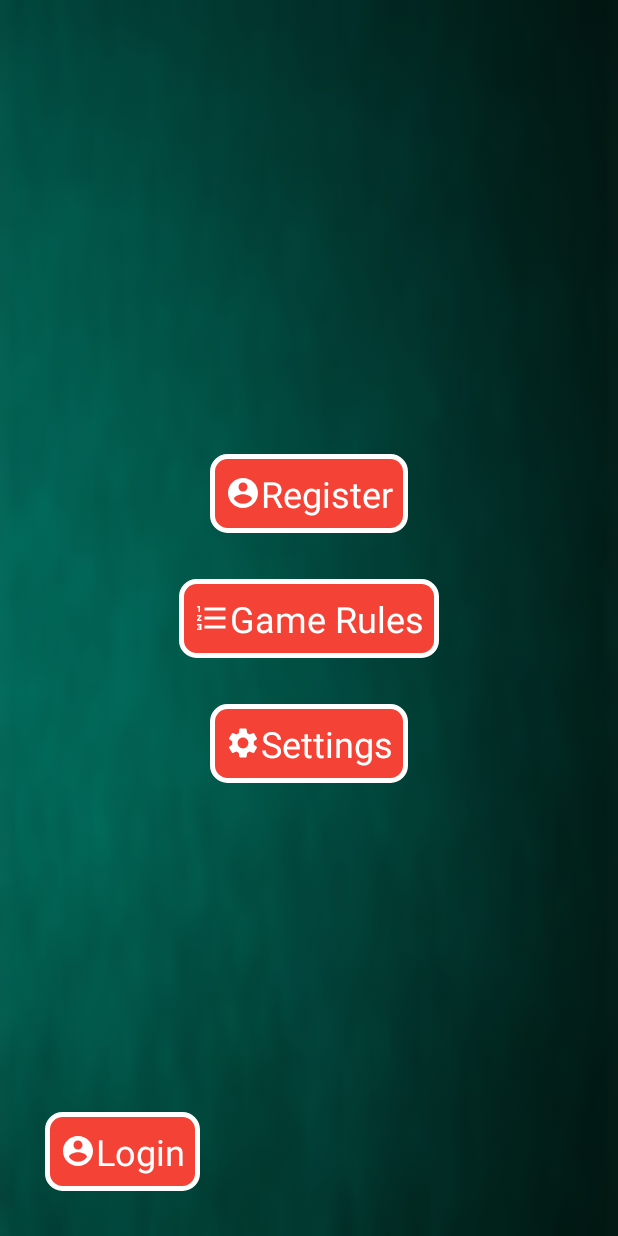
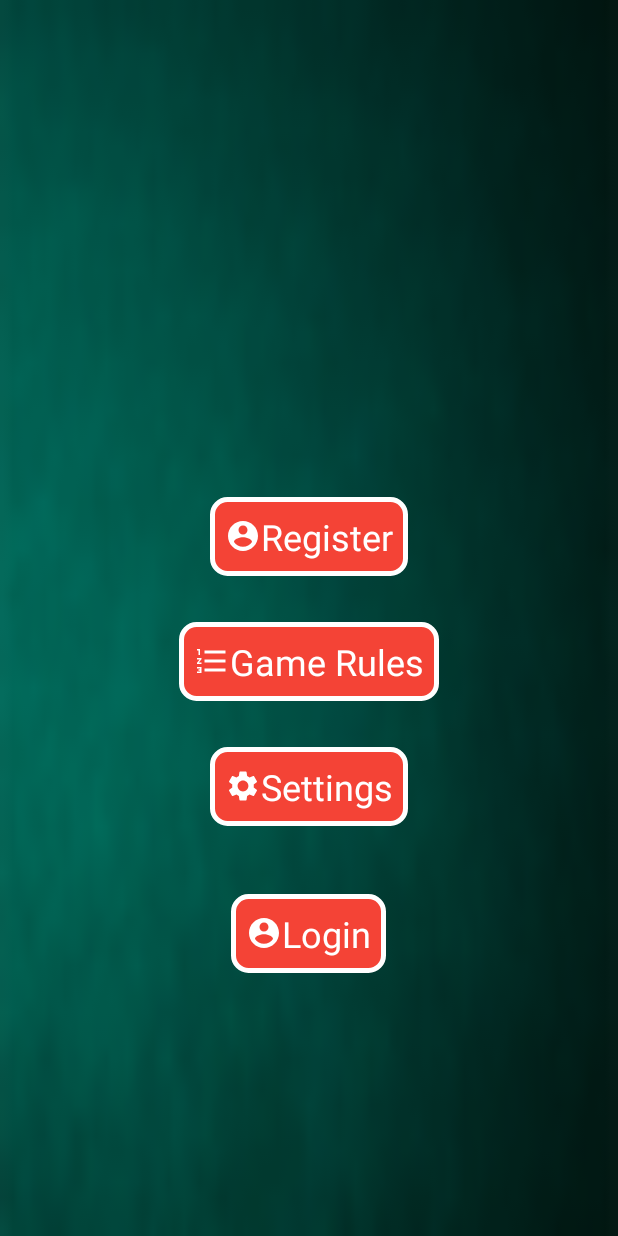
Before and after one commit to aceventura82/rummi_android, an Android app: the fragment HomeFragment shown on its own in the app's theme, after a tap on "Game Rules", on a phone screen of 412 x 824 dp. Run offline under Robolectric (Android 15) with nearby library versions, the phone set to English and light mode, and no system bars; pictures from the network do not load; 3 statements that could not run were skipped.

```diff
--- a/app/build.gradle
+++ b/app/build.gradle
@@ -13,7 +13,7 @@ android {
         minSdkVersion 21
         targetSdkVersion 29
         versionCode 1
-        versionName "2.0"
+        versionName "2.1"
 
         testInstrumentationRunner "androidx.test.runner.AndroidJUnitRunner"
     }
--- a/app/src/main/java/com/servoz/rummi/ui/game/AddGameFragment.kt
+++ b/app/src/main/java/com/servoz/rummi/ui/game/AddGameFragment.kt
@@ -38,7 +38,7 @@ class AddGameFragment: Fragment() {
             (if(checkBoxFD5.isChecked)"1" else "0")+
             (if(checkBoxFD6.isChecked)"1" else "0")
         val params=hashMapOf(
-            "private" to if(checkBoxPrivate.isChecked) "1" else "0", "fullDraw" to fd,
+            "private" to "1", "fullDraw" to fd,
             "name" to encode(editGameName.text.toString()), "speed" to "2", "maxPlayers" to "5"
         )
         FetchData(arrayListOf(),this).updateData("addGame", "",cache = false, addParams = params) {
--- a/app/src/main/java/com/servoz/rummi/ui/game/EditGameFragment.kt
+++ b/app/src/main/java/com/servoz/rummi/ui/game/EditGameFragment.kt
@@ -30,7 +30,6 @@ class EditGameFragment: Fragment() {
     override fun onViewCreated(view: View, savedInstanceState: Bundle?) {
         val dbHandler = Db(requireContext(), null)
         val gameData = dbHandler.getData("`game`","`id`=${arguments?.getInt("gameId")}")[0]
-        checkBoxPrivate.isChecked= gameData[3].toBoolean()
         textGameCodeInfo.text=getString(R.string.gameCodeInfo, gameData[8])
         editGameName.setText(decode(gameData[1]))
         checkBoxFD1.isChecked = gameData[5][0] == '1'
@@ -66,7 +65,6 @@ class EditGameFragment: Fragment() {
         edit_game_delete_button.isVisible=false
         buttonSaveEditGame.isVisible=false
         edit_game_cancel_button.isVisible=false
-        checkBoxPrivate.isClickable=false
         editGameName.isVisible=false
         checkBoxFD1.isClickable=false
         checkBoxFD2.isClickable=false
@@ -94,7 +92,7 @@ class EditGameFragment: Fragment() {
                     (if(checkBoxFD4.isChecked)"1" else "0")+
                     (if(checkBoxFD5.isChecked)"1" else "0")+
                     (if(checkBoxFD6.isChecked)"1" else "0")
-            hashMapOf("gameId" to gameData[0], "private" to if(checkBoxPrivate.isChecked) "1" else "0",
+            hashMapOf("gameId" to gameData[0], "private" to "1",
                 "fullDraw" to fd, "name" to encode(editGameName.text.toString()), "speed" to "5", "maxPlayers" to "5"
             )
         }
--- a/app/src/main/java/com/servoz/rummi/ui/game/GameFragment.kt
+++ b/app/src/main/java/com/servoz/rummi/ui/game/GameFragment.kt
@@ -51,9 +51,6 @@ import kotlin.collections.ArrayList
 
 /*
 * ROAD MAP:
-* Check Python error
-*     handle1.write(pytz.timezone('America/Bogota').localize(datetime.datetime.now()).strftime("%H:%M:%S") + "|" + message + "\n")
-*  UnicodeEncodeError: 'ascii' codec can't encode character '\xe1' in position 305: ordinal not in range(128)
 Check python API language
 * */
 
--- a/app/src/main/java/com/servoz/rummi/ui/game/SearchGameFragment.kt
+++ b/app/src/main/java/com/servoz/rummi/ui/game/SearchGameFragment.kt
@@ -4,7 +4,6 @@ import android.os.Bundle
 import android.view.LayoutInflater
 import android.view.View
 import android.view.ViewGroup
-import android.widget.*
 import androidx.core.view.isVisible
 import androidx.fragment.app.Fragment
 import androidx.navigation.fragment.NavHostFragment
@@ -31,13 +30,14 @@ class SearchGameFragment: Fragment() {
 
     private fun findGame(code:String){
         loadingSearchGame.isVisible=true
-        FetchData(arrayListOf(),this).updateData("gameInfoCode", "",cache = false, addParams = hashMapOf("code" to code)) {
+        FetchData(arrayListOf(),this).updateData("gameInfoCode", "",cache = false, addParams = hashMapOf("code" to code.trim())) {
             result ->
             try{
                 MyTools().stringListToJSON(result)[0]
                 NavHostFragment.findNavController(nav_host_fragment).navigate(SearchGameFragmentDirections.actionGlobalNavJoinGame(code))
             } catch (e: JSONException) {
-                Toast.makeText(context, getString(R.string.notFound), Toast.LENGTH_SHORT).show()
+                MyTools().toast(requireContext(), getString(R.string.notFound))
+                e.printStackTrace()
                 editTextSearchCode.setText("")
             }
             loadingSearchGame.isVisible=false
--- a/app/src/main/java/com/servoz/rummi/ui/home/HomeFragment.kt
+++ b/app/src/main/java/com/servoz/rummi/ui/home/HomeFragment.kt
@@ -3,6 +3,7 @@ package com.servoz.rummi.ui.home
 
 import android.content.Intent
 import android.content.SharedPreferences
+import android.content.pm.ActivityInfo
 import android.os.Bundle
 import android.view.LayoutInflater
 import android.view.View
@@ -37,6 +38,7 @@ class HomeFragment : Fragment() {
 
     override fun onViewCreated(view: View, savedInstanceState: Bundle?) {
         super.onViewCreated(view, savedInstanceState)
+        requireActivity().requestedOrientation = ActivityInfo.SCREEN_ORIENTATION_PORTRAIT
         prefs = requireActivity().getSharedPreferences(PREF_FILE, 0)
         login=prefs!!.getString("appKey", "") !== ""
         userInfo(login)
--- a/app/src/main/res/layout/fragment_home.xml
+++ b/app/src/main/res/layout/fragment_home.xml
@@ -7,11 +7,27 @@
     android:background="@drawable/table"
     android:layout_height="match_parent">
 
+    <ScrollView
+        android:layout_width="match_parent"
+        android:layout_height="wrap_content"
+        app:layout_constraintBottom_toBottomOf="parent"
+        app:layout_constraintEnd_toEndOf="parent"
+        app:layout_constraintStart_toStartOf="parent"
+        app:layout_constraintTop_toTopOf="parent">
+
+        <LinearLayout
+            android:id="@+id/linearLayout"
+            android:layout_width="match_parent"
+            android:layout_height="wrap_content"
+            android:gravity="center"
+            android:orientation="vertical"
+
+            app:layout_constraintTop_toBottomOf="@+id/home_player_info">
+
             <LinearLayout
                 android:id="@+id/home_player_info"
                 android:layout_width="match_parent"
                 android:layout_height="wrap_content"
-        android:visibility="gone"
                 android:gravity="center"
                 android:contentDescription="@string/player"
                 app:layout_constraintEnd_toEndOf="parent"
@@ -36,18 +52,6 @@
                     android:textStyle="bold" />
 
             </LinearLayout>
-
-
-    <LinearLayout
-        android:id="@+id/linearLayout"
-        android:layout_width="match_parent"
-        android:layout_height="wrap_content"
-        android:gravity="center"
-        android:orientation="vertical"
-        app:layout_constraintBottom_toBottomOf="parent"
-        app:layout_constraintEnd_toEndOf="parent"
-        app:layout_constraintStart_toStartOf="parent"
-        app:layout_constraintTop_toBottomOf="@+id/home_player_info">
 
             <TextView
                 android:id="@+id/btn_home_my_games"
@@ -126,8 +130,6 @@
                 android:textColor="@color/white"
                 android:textSize="24sp" />
 
-    </LinearLayout>
-
             <TextView
                 android:id="@+id/btn_home_login"
                 android:layout_width="wrap_content"
@@ -138,9 +140,7 @@
                 android:padding="10dp"
                 android:text="@string/menu_login"
                 android:textColor="@color/white"
-        android:textSize="24sp"
-        app:layout_constraintBottom_toBottomOf="parent"
-        app:layout_constraintStart_toStartOf="parent" />
+                android:textSize="24sp" />
 
 
             <TextView
@@ -153,8 +153,9 @@
                 android:padding="10dp"
                 android:text="@string/menu_logout"
                 android:textColor="@color/white"
-        android:textSize="24sp"
-        app:layout_constraintBottom_toBottomOf="parent"
-        app:layout_constraintEnd_toEndOf="parent" />
+                android:textSize="24sp" />
+
+        </LinearLayout>
+    </ScrollView>
 
 </androidx.constraintlayout.widget.ConstraintLayout>
--- a/app/src/main/res/layout/fragment_profile.xml
+++ b/app/src/main/res/layout/fragment_profile.xml
@@ -157,6 +157,7 @@
                     </com.google.android.material.textfield.TextInputLayout>
 
                     <com.tiper.MaterialSpinner
+                        android:layout_margin="5dp"
                         android:id="@+id/editProfileGender"
                         style="@style/Widget.MaterialComponents.TextInputLayout.OutlinedBox"
                         android:layout_width="match_parent"
--- a/app/src/main/res/values/strings.xml
+++ b/app/src/main/res/values/strings.xml
@@ -67,7 +67,7 @@
     <string name="confirm">Confirm</string>
     <string name="resend_code">Resend Code</string>
     <string name="select_table_position">Select table position</string>
-    <string name="not_available">Place not available</string>
+    <string name="not_available">Place not available: %1$s</string>
     <string name="position_selected">Position selected</string>
     <string name="start_game">Start Game</string>
     <string name="player">Player</string>
@@ -241,4 +241,5 @@
     <string name="in_game_options">In Game Options</string>
     <string name="general_options">General Options</string>
     <string name="orientation">Orientation</string>
+    <string name="me">Me</string>
 </resources>
```
Also changed, not shown: app/src/main/java/com/servoz/rummi/ui/game/JoinGameFragment.kt (+38 -35 lines), app/src/main/java/com/servoz/rummi/ui/login/ProfileFragment.kt (+2 -6 lines), app/src/main/res/layout/fragment_add_game.xml (+1 -9 lines), app/src/main/res/layout/fragment_edit_game.xml (+0 -8 lines), app/src/main/res/layout/fragment_join_game.xml (+5 -5 lines), 1 other file. Lines whose indentation alone changed are shown as unchanged.
